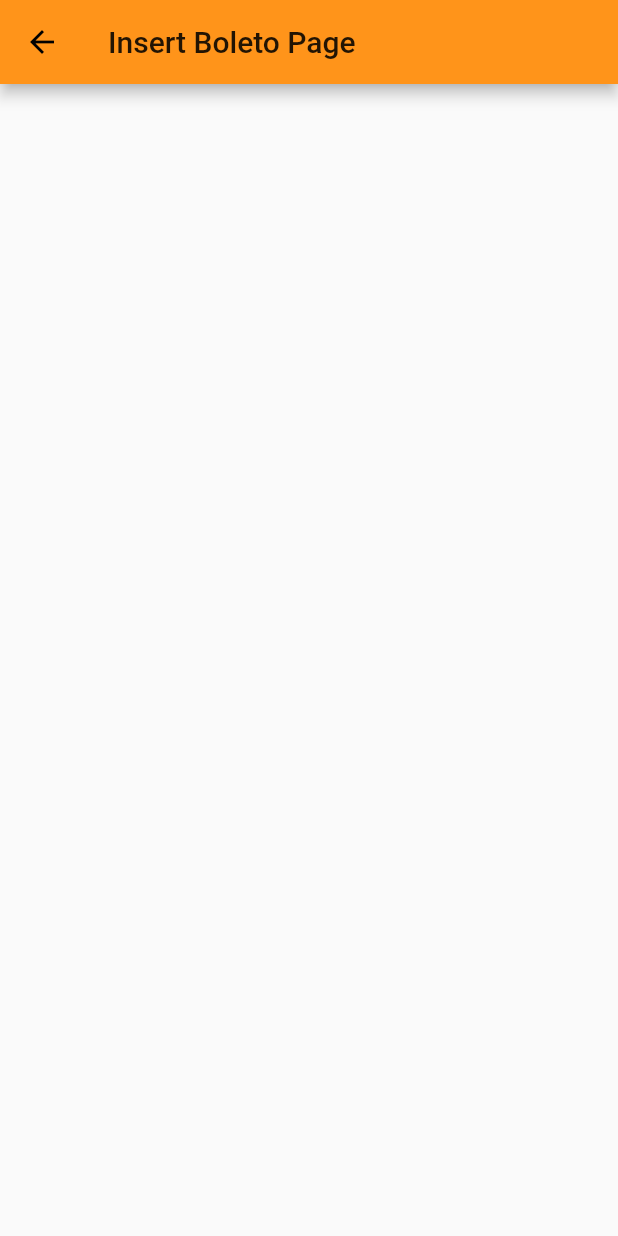
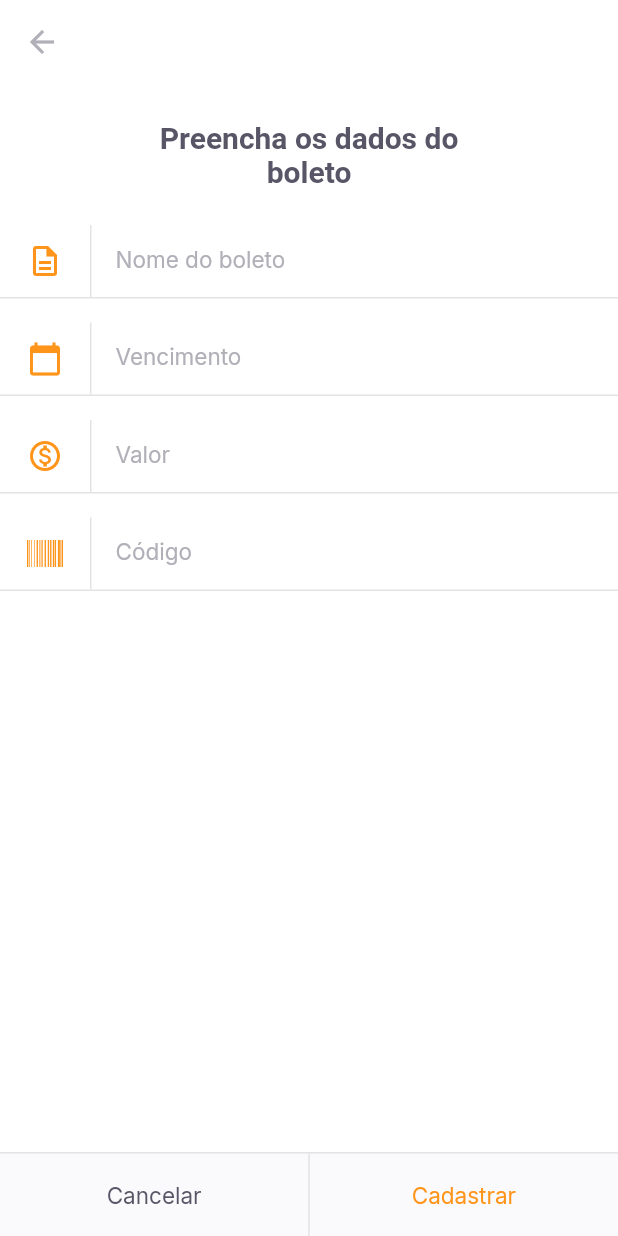
Before and after one commit to emiliosheinz/nlw-together-pay-flow, a Flutter app: the InsertBoletoPage screen opened by its route, on a phone screen of 412 x 824 dp. Run offline on Flutter 3.47's test engine with Material 2 defaults, Android fonts, the phone set to English and light mode, and no system bars; our stand-ins replace camera, firebase_core, font_awesome_flutter, google_fonts, google_sign_in, image_picker and 1 more; missing offline and left inert: google_ml_kit; accounts and stored records are empty.

Commit message:
feat: insert boleto screen

```diff
--- a/lib/modules/bar_code_scanner/bar_code_scanner_page.dart
+++ b/lib/modules/bar_code_scanner/bar_code_scanner_page.dart
@@ -19,12 +19,16 @@ class BarCodeScannerPage extends StatefulWidget {
 class _BarCodeScannerPageState extends State<BarCodeScannerPage> {
   final controller = BarCodeScannerController();
 
+  void goToInsetBoletoPage() {
+    Navigator.pushReplacementNamed(context, InsertBoletoPage.routeName);
+  }
+
   @override
   void initState() {
     controller.getAvailableCameras();
     controller.statusNotifier.addListener(() {
       if (controller.status.hasBarCode) {
-        Navigator.pushReplacementNamed(context, InsertBoletoPage.routeName);
+        goToInsetBoletoPage();
       }
     });
 
@@ -95,7 +99,7 @@ class _BarCodeScannerPageState extends State<BarCodeScannerPage> {
               ),
               bottomNavigationBar: SetLabelButtons(
                 primaryLabel: "Inserir código do boleto",
-                primaryOnPressed: () {},
+                primaryOnPressed: goToInsetBoletoPage,
                 secondaryLabel: "Adicionar da galeria",
                 secondaryOnPressed: () {},
               ),
@@ -114,7 +118,7 @@ class _BarCodeScannerPageState extends State<BarCodeScannerPage> {
                     controller.scanWithCamera();
                   },
                   secondaryLabel: "Digitar código",
-                  secondaryOnPressed: () {},
+                  secondaryOnPressed: goToInsetBoletoPage,
                 );
               }
 
--- a/lib/modules/insert_boleto/insert_boleto_page.dart
+++ b/lib/modules/insert_boleto/insert_boleto_page.dart
@@ -1,4 +1,9 @@
 import 'package:flutter/material.dart';
+import 'package:font_awesome_flutter/font_awesome_flutter.dart';
+import 'package:payflow/shared/input_text/input_text_widget.dart';
+import 'package:payflow/shared/themes/app_colors.dart';
+import 'package:payflow/shared/themes/app_text_style.dart';
+import 'package:payflow/shared/widgets/set_label_buttons/set_label_buttons.dart';
 
 class InsertBoletoPage extends StatelessWidget {
   static final String routeName = "/insert-boleto";
@@ -8,8 +13,53 @@ class InsertBoletoPage extends StatelessWidget {
   @override
   Widget build(BuildContext context) {
     return Scaffold(
+      backgroundColor: AppColors.background,
       appBar: AppBar(
-        title: Text("Insert Boleto Page"),
+        backgroundColor: AppColors.background,
+        elevation: 0,
+        leading: BackButton(
+          color: AppColors.input,
+        ),
+      ),
+      body: Column(
+        crossAxisAlignment: CrossAxisAlignment.center,
+        children: [
+          Padding(
+            padding: const EdgeInsets.symmetric(horizontal: 93, vertical: 24),
+            child: Text(
+              "Preencha os dados do boleto",
+              style: AppTextStyles.titleBoldHeading,
+              textAlign: TextAlign.center,
+            ),
+          ),
+          InputTextWidget(
+            label: "Nome do boleto",
+            icon: Icons.description_outlined,
+            onChanged: (value) {},
+          ),
+          InputTextWidget(
+            label: "Vencimento",
+            icon: Icons.calendar_today,
+            onChanged: (value) {},
+          ),
+          InputTextWidget(
+            label: "Valor",
+            icon: Icons.monetization_on_outlined,
+            onChanged: (value) {},
+          ),
+          InputTextWidget(
+            label: "Código",
+            icon: FontAwesomeIcons.barcode,
+            onChanged: (value) {},
+          )
+        ],
+      ),
+      bottomNavigationBar: SetLabelButtons(
+        primaryLabel: "Cancelar",
+        primaryOnPressed: () {},
+        secondaryLabel: "Cadastrar",
+        secondaryOnPressed: () {},
+        enableSecondaryColor: true,
       ),
     );
   }
--- /dev/null
+++ b/lib/shared/input_text/input_text_widget.dart
@@ -0,0 +1,68 @@
+import 'package:flutter/material.dart';
+import 'package:payflow/shared/themes/app_colors.dart';
+import 'package:payflow/shared/themes/app_text_style.dart';
+
+// 35:45
+class InputTextWidget extends StatelessWidget {
+  final String label;
+  final IconData icon;
+  final String? initialValue;
+  final String? Function(String?)? validator;
+  final TextEditingController? controller;
+  final void Function(String value) onChanged;
+
+  const InputTextWidget({
+    Key? key,
+    required this.label,
+    required this.icon,
+    this.initialValue,
+    this.validator,
+    this.controller,
+    required this.onChanged,
+  }) : super(key: key);
+
+  @override
+  Widget build(BuildContext context) {
+    return Padding(
+      padding: const EdgeInsets.only(bottom: 16),
+      child: Column(
+        children: [
+          TextFormField(
+            onChanged: onChanged,
+            controller: controller,
+            style: AppTextStyles.input,
+            validator: validator,
+            decoration: InputDecoration(
+              contentPadding: EdgeInsets.zero,
+              labelText: label,
+              labelStyle: AppTextStyles.input,
+              border: InputBorder.none,
+              icon: Row(
+                mainAxisSize: MainAxisSize.min,
+                children: [
+                  Padding(
+                    padding: const EdgeInsets.symmetric(horizontal: 18),
+                    child: Icon(
+                      icon,
+                      color: AppColors.primary,
+                    ),
+                  ),
+                  Container(
+                    width: 1,
+                    height: 48,
+                    color: AppColors.stroke,
+                  )
+                ],
+              ),
+            ),
+          ),
+          Divider(
+            height: 1,
+            thickness: 1,
+            color: AppColors.stroke,
+          ),
+        ],
+      ),
+    );
+  }
+}
--- a/lib/shared/themes/app_colors.dart
+++ b/lib/shared/themes/app_colors.dart
@@ -9,4 +9,5 @@ class AppColors {
   static final stroke = Color(0xFFE3E3E6);
   static final shape = Color(0xFFFAFAFC);
   static final background = Color(0xFFFFFFFF);
+  static final input = Color(0xFFB1B0B8);
 }
--- a/lib/shared/themes/app_text_style.dart
+++ b/lib/shared/themes/app_text_style.dart
@@ -108,4 +108,9 @@ class AppTextStyles {
     fontWeight: FontWeight.w600,
     color: AppColors.body,
   );
+  static final input = GoogleFonts.inter(
+    fontSize: 15,
+    fontWeight: FontWeight.w400,
+    color: AppColors.input,
+  );
 }
--- a/lib/shared/widgets/set_label_buttons/set_label_buttons.dart
+++ b/lib/shared/widgets/set_label_buttons/set_label_buttons.dart
@@ -9,21 +9,31 @@ class SetLabelButtons extends StatelessWidget {
   final String secondaryLabel;
   final VoidCallback secondaryOnPressed;
   final bool enablePrimaryColor;
+  final bool enableSecondaryColor;
 
-  const SetLabelButtons({
-    Key? key,
+  const SetLabelButtons(
+      {Key? key,
       required this.primaryLabel,
       required this.primaryOnPressed,
       required this.secondaryLabel,
       required this.secondaryOnPressed,
       this.enablePrimaryColor = false,
-  }) : super(key: key);
+      this.enableSecondaryColor = false})
+      : super(key: key);
 
   @override
   Widget build(BuildContext context) {
     return Container(
       color: AppColors.shape,
       height: 56,
+      child: Column(mainAxisSize: MainAxisSize.min, children: [
+        Divider(
+          thickness: 1,
+          height: 1,
+          color: AppColors.stroke,
+        ),
+        Container(
+          height: 55,
           child: Row(
             children: [
               Expanded(
@@ -43,10 +53,14 @@ class SetLabelButtons extends StatelessWidget {
                 child: LabelButton(
                   label: secondaryLabel,
                   onPressed: secondaryOnPressed,
+                  lableStyle:
+                      enableSecondaryColor ? AppTextStyles.buttonPrimary : null,
                 ),
               )
             ],
           ),
+        ),
+      ]),
     );
   }
 }
--- a/pubspec.yaml
+++ b/pubspec.yaml
@@ -37,6 +37,7 @@ dependencies:
   camera: ^0.8.1+3
   image_picker: ^0.8.0+4
   image_picker_for_web: ^2.0.0
+  font_awesome_flutter: ^9.1.0
 
 dev_dependencies:
   flutter_test:
```
Also changed, not shown: pubspec.lock. Lines whose indentation alone changed are shown as unchanged.
